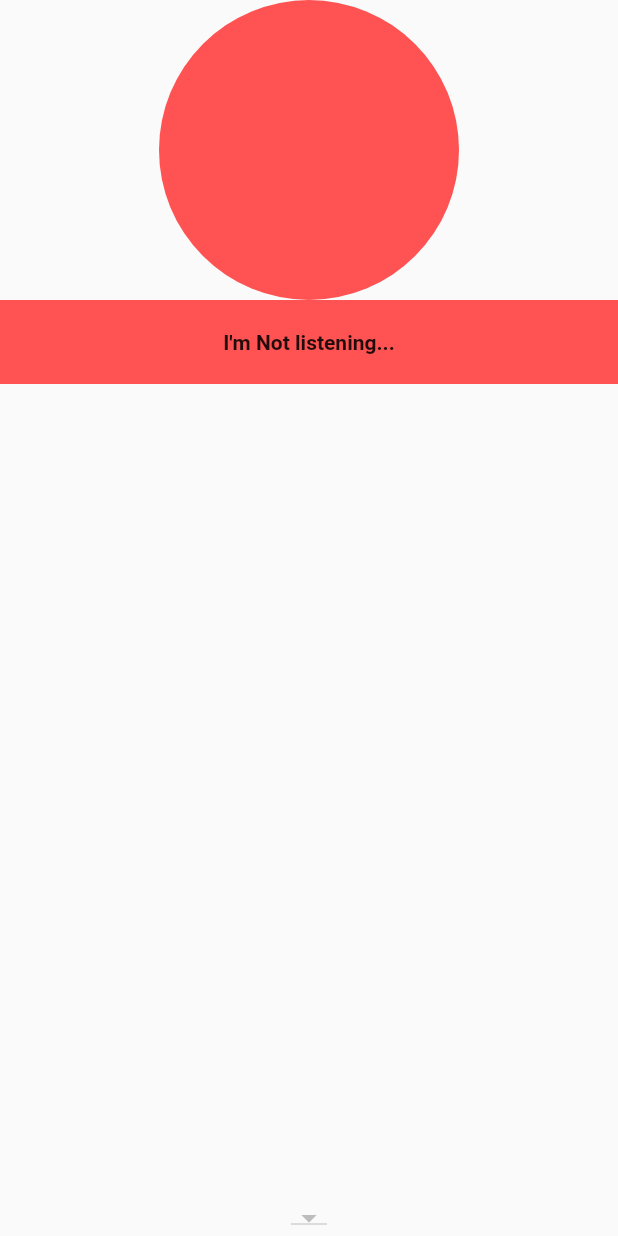
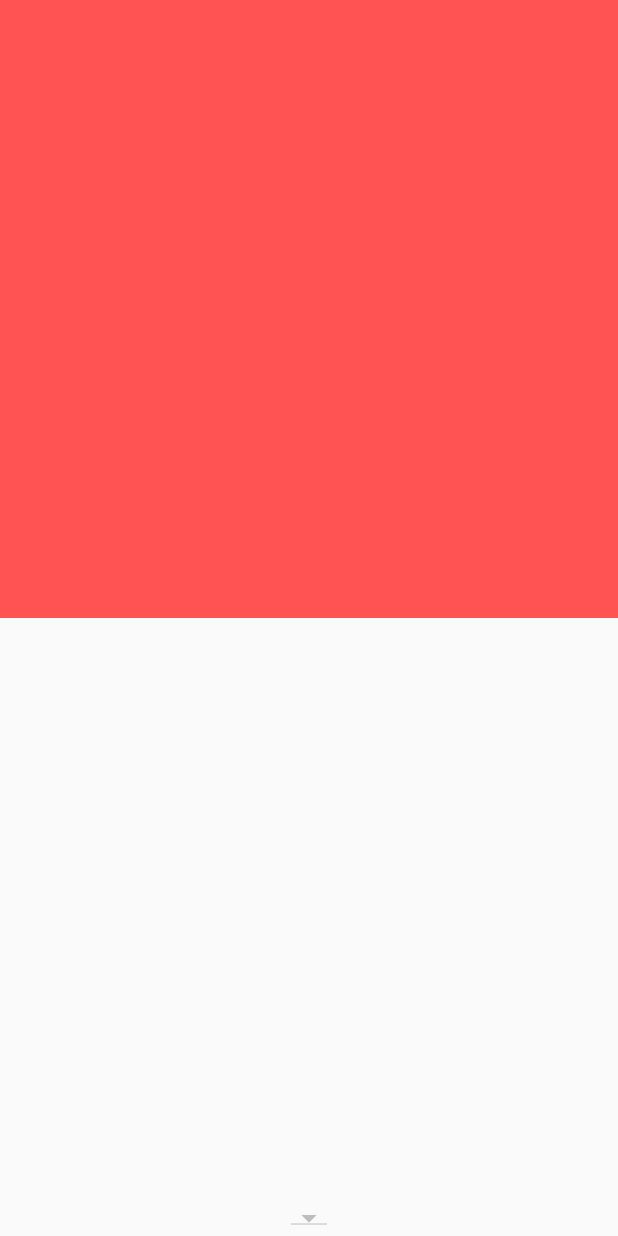
Before and after one commit to baeksangwoo/voice_controll_next, a Flutter app: the screen it shows after launch, on a phone screen of 412 x 824 dp. Run offline on Flutter 3.47's test engine with Material 2 defaults, Android fonts, the phone set to English and light mode, and no system bars; our stand-ins replace speech_to_text.

Commit message:
IOS/Android 음성 메뉴 컨트롤
음성 인식 확인 완료

```diff
--- a/lib/data/incoming_phrases.dart
+++ b/lib/data/incoming_phrases.dart
@@ -4,8 +4,30 @@ class IncomingPhrases extends ChangeNotifier{
 
   String get phrases => _phrases;
 
+  PageNextActions _nextActions = PageNextActions.idle;
+
   void setPhrases(String value){
+    if(_phrases == value){
+      return;
+    }
+
     _phrases = value;
+
+    if(_phrases.split(" ").last.contains('다음')){
+      _nextActions = PageNextActions.next;
+    }else if(_phrases.split(" ").last.contains('이전')){
+      _nextActions = PageNextActions.prev;
+
+    }
     notifyListeners();
   }
+
+  PageNextActions get action => _nextActions;
+
+  void resetAction(){
+    _nextActions = PageNextActions.idle;
+  }
+
 }
+
+enum PageNextActions{ prev, next, idle}
--- a/lib/pages/Text_Recognize.dart
+++ b/lib/pages/Text_Recognize.dart
@@ -5,7 +5,6 @@ import 'package:provider/provider.dart';
 import 'package:speech_to_text/speech_to_text.dart';
 import 'package:voice_controll_next/data/incoming_phrases.dart';
 import 'package:voice_controll_next/data/listen_status_color.dart';
-
 
 class TextRecognizePage extends StatefulWidget {
   @override
@@ -21,6 +20,10 @@ class _TextRecognizePageState extends State<TextRecognizePage> {
   String _currentLocaleId = "";
   List<LocaleName> _localeNames = [];
   String _isListeningText = "";
+
+  PageController _pageController = PageController();
+  Duration _animationDuration = Duration(milliseconds: 400);
+  Curve _animeCurve = Curves.easeIn;
 
   @override
   void initState() {
@@ -57,6 +60,19 @@ class _TextRecognizePageState extends State<TextRecognizePage> {
               String text = result.alternates.first.recognizedWords;
               //   result.alternates.map((e) => e.recognizedWords).join(" | ");
               _incomingPhrases.setPhrases(text);
+
+              switch(_incomingPhrases.action){
+                case PageNextActions.prev:
+                  _pageController.previousPage(duration: _animationDuration, curve: _animeCurve);
+                  _incomingPhrases.resetAction();
+                  break;
+                case PageNextActions.next:
+                  _pageController.nextPage(duration: _animationDuration, curve: _animeCurve);
+                  _incomingPhrases.resetAction();
+                  break;
+                case PageNextActions.idle:
+                  break;
+              }
             },
             listenFor: Duration(seconds: 15),
             localeId: _currentLocaleId)
@@ -93,13 +109,34 @@ class _TextRecognizePageState extends State<TextRecognizePage> {
   @override
   Widget build(BuildContext context) {
     return Scaffold(
-      body: Container(
+      body: ChangeNotifierProvider.value(
+        value: _incomingPhrases,
+        child: Container(
           width: MediaQuery.of(context).size.width,
           child: Column(
             crossAxisAlignment: CrossAxisAlignment.center,
             children: <Widget>[
-            _listeningIndicator(),
-            _listeningIndicator2(),
+
+              Consumer<IncomingPhrases>(
+                builder: (BuildContext context, IncomingPhrases value, Widget child){
+                  return Container(
+                    height: MediaQuery.of(context).size.height / 2,
+                    width: MediaQuery.of(context).size.width,
+                    child: PageView(
+                      controller: _pageController,
+                      children: List.generate(
+                          Colors.accents.length,
+                              (index) => Container(
+                                // decoration: BoxDecoration(
+                                //   border: Border.all(width: 10,color: Colors.black),
+                                //   color: Colors.accents[index % Colors.accents.length],
+                                // ),
+                            color: Colors.accents[index % Colors.accents.length],
+                          )),
+                    ),
+                  );
+                },
+              ),
               Expanded(child: _incomingPhrasesText()),
               DropdownButton(
                 onChanged: (selectedVal) => _switchLang(selectedVal),
@@ -114,6 +151,7 @@ class _TextRecognizePageState extends State<TextRecognizePage> {
                     .toList(),
               )
             ],
+          ),
         ),
       ),
     );
@@ -155,14 +193,11 @@ class _TextRecognizePageState extends State<TextRecognizePage> {
     );
   }
 
-  ChangeNotifierProvider<IncomingPhrases> _incomingPhrasesText() {
-    return ChangeNotifierProvider<IncomingPhrases>.value(
-      value: _incomingPhrases,
-      child: Consumer<IncomingPhrases>(
+   Widget _incomingPhrasesText() {
+    return Consumer<IncomingPhrases>(
       builder: (BuildContext context, IncomingPhrases value, Widget child) {
         return Text(value.phrases);
       },
-      ),
     );
   }
 
```
Also changed, not shown: 5 other files. Lines whose indentation alone changed are shown as unchanged.
